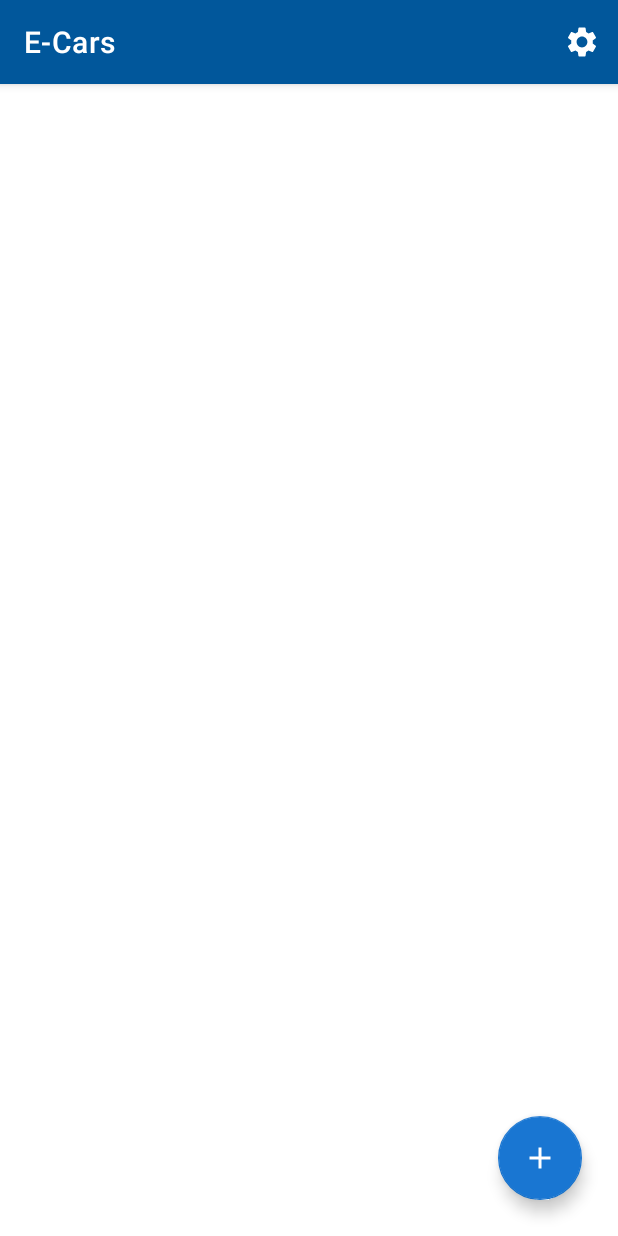
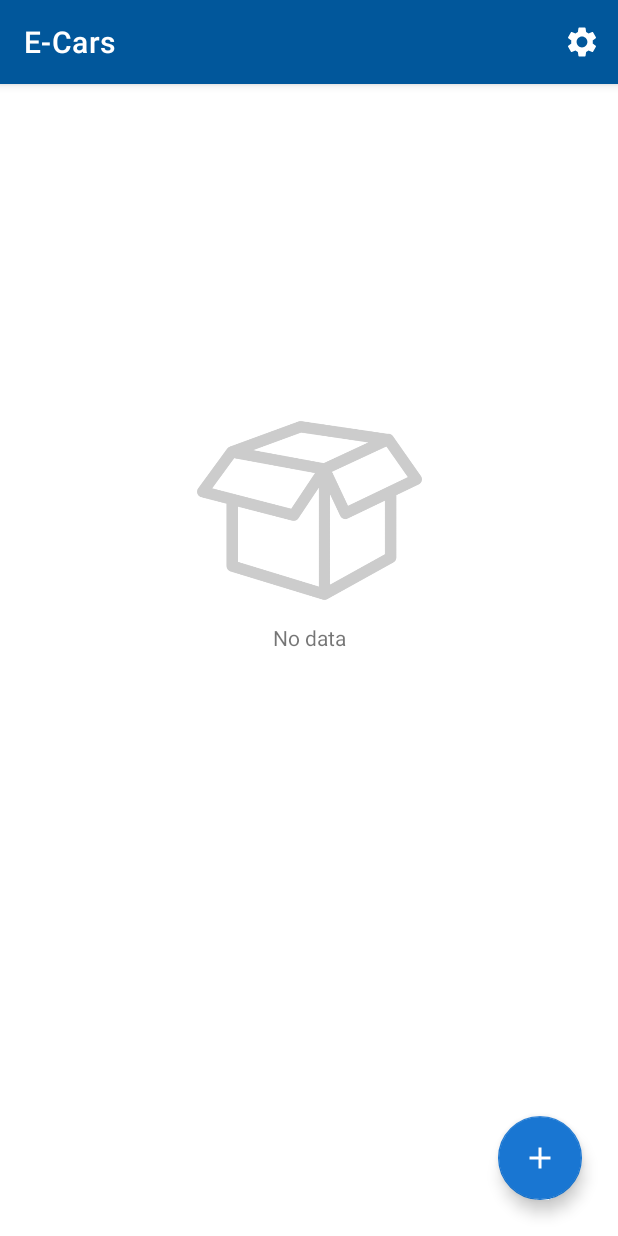
Before and after one commit to yaromchikV/E-Cars, an Android app: the screen it shows after launch (MainActivity), on a phone screen of 412 x 824 dp. Run offline under Robolectric (Android 15) with nearby library versions, the phone set to English and light mode, and no system bars; our stand-ins replace Room's generated code, navigation-ui.

Commit message:
feat: add "No data" icon

```diff
--- a/app/src/main/java/com/yaromchikv/ecars/fragments/list/ListFragment.kt
+++ b/app/src/main/java/com/yaromchikv/ecars/fragments/list/ListFragment.kt
@@ -2,15 +2,14 @@ package com.yaromchikv.ecars.fragments.list
 
 import android.os.Bundle
 import android.view.*
+import androidx.core.view.isVisible
 import androidx.fragment.app.Fragment
 import androidx.lifecycle.ViewModelProvider
 import androidx.navigation.fragment.findNavController
-import androidx.preference.PreferenceManager
 import androidx.recyclerview.widget.LinearLayoutManager
 import com.yaromchikv.ecars.R
 import com.yaromchikv.ecars.databinding.FragmentListBinding
 import com.yaromchikv.ecars.viewmodel.CarViewModel
-
 
 class ListFragment : Fragment() {
 
@@ -48,9 +47,13 @@ class ListFragment : Fragment() {
         if (carViewModel.prefs.getBoolean("use_room", true)) {
             carViewModel.getDataUsingRoom().observe(viewLifecycleOwner, { newListOfCar ->
                 listAdapter.setData(newListOfCar)
+                binding.emptyBox.isVisible = listAdapter.itemCount == 0
+                binding.emptyText.isVisible = listAdapter.itemCount == 0
             })
         } else {
             listAdapter.setData(carViewModel.getDataUsingCursors())
+            binding.emptyBox.isVisible = listAdapter.itemCount == 0
+            binding.emptyText.isVisible = listAdapter.itemCount == 0
         }
 
         binding.floatingActionButton.setOnClickListener {
--- a/app/src/main/res/layout/fragment_list.xml
+++ b/app/src/main/res/layout/fragment_list.xml
@@ -5,6 +5,28 @@
     android:layout_width="match_parent"
     android:layout_height="match_parent"
     tools:context=".fragments.list.ListFragment">
+
+    <ImageView
+        android:id="@+id/empty_box"
+        android:layout_width="150dp"
+        android:layout_height="150dp"
+        android:layout_marginBottom="200dp"
+        android:alpha="0.2"
+        android:contentDescription="@string/no_data"
+        android:src="@drawable/empty_box"
+        app:layout_constraintBottom_toBottomOf="parent"
+        app:layout_constraintEnd_toEndOf="parent"
+        app:layout_constraintStart_toStartOf="parent"
+        app:layout_constraintTop_toTopOf="parent" />
+
+    <TextView
+        android:id="@+id/empty_text"
+        android:layout_width="wrap_content"
+        android:layout_height="wrap_content"
+        android:text="@string/no_data"
+        app:layout_constraintEnd_toEndOf="parent"
+        app:layout_constraintStart_toStartOf="parent"
+        app:layout_constraintTop_toBottomOf="@id/empty_box" />
 
     <androidx.recyclerview.widget.RecyclerView
         android:id="@+id/recycler_view"
@@ -15,7 +37,7 @@
         app:layout_constraintEnd_toEndOf="parent"
         app:layout_constraintStart_toStartOf="parent"
         app:layout_constraintTop_toTopOf="parent"
-        tools:listitem="@layout/data_item"/>
+        tools:listitem="@layout/data_item" />
 
     <com.google.android.material.floatingactionbutton.FloatingActionButton
         android:id="@+id/floatingActionButton"
@@ -24,10 +46,11 @@
         android:layout_marginEnd="24dp"
         android:layout_marginBottom="24dp"
         android:clickable="true"
+        android:contentDescription="@string/add_the_car"
         android:focusable="true"
         android:src="@drawable/ic_add"
         android:tint="@android:color/white"
         app:layout_constraintBottom_toBottomOf="parent"
-        app:layout_constraintEnd_toEndOf="parent"
-        android:contentDescription="@string/add_the_car" />
+        app:layout_constraintEnd_toEndOf="parent" />
+
 </androidx.constraintlayout.widget.ConstraintLayout>
--- a/app/src/main/res/values/strings.xml
+++ b/app/src/main/res/values/strings.xml
@@ -10,4 +10,5 @@
     <string name="add_the_car">Add the car</string>
     <string name="price">Price ($)</string>
     <string name="range_km">Range (km)</string>
+    <string name="no_data">No data</string>
 </resources>
```
Also changed, not shown: app/src/main/res/drawable/empty_box.png (added).
